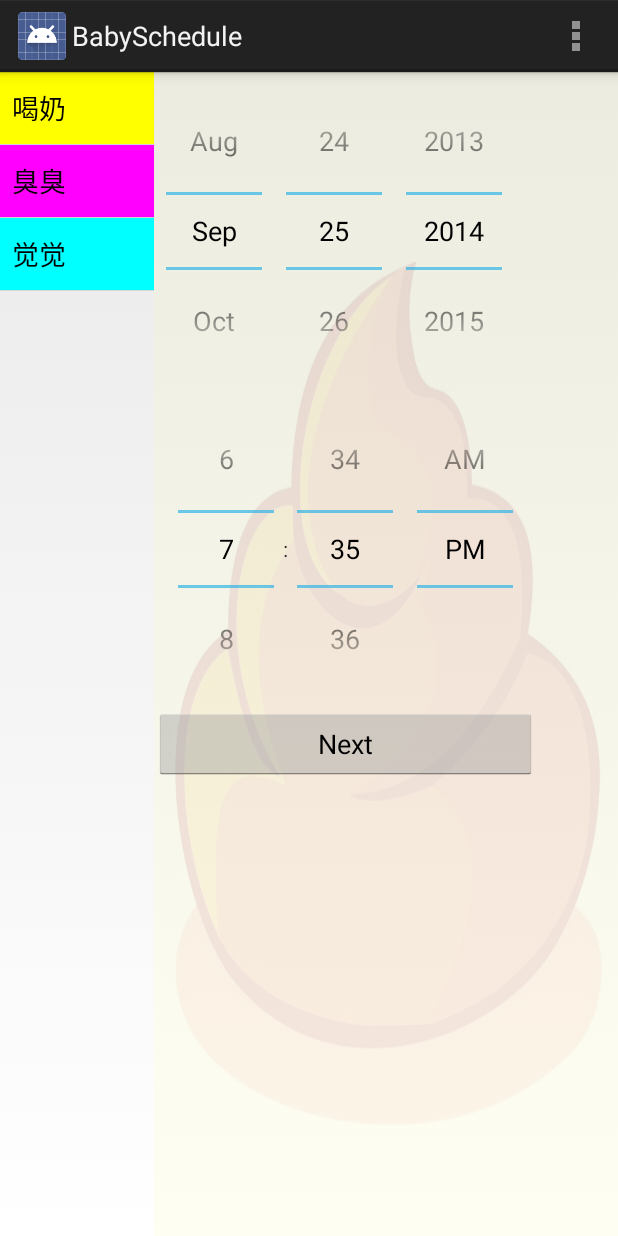
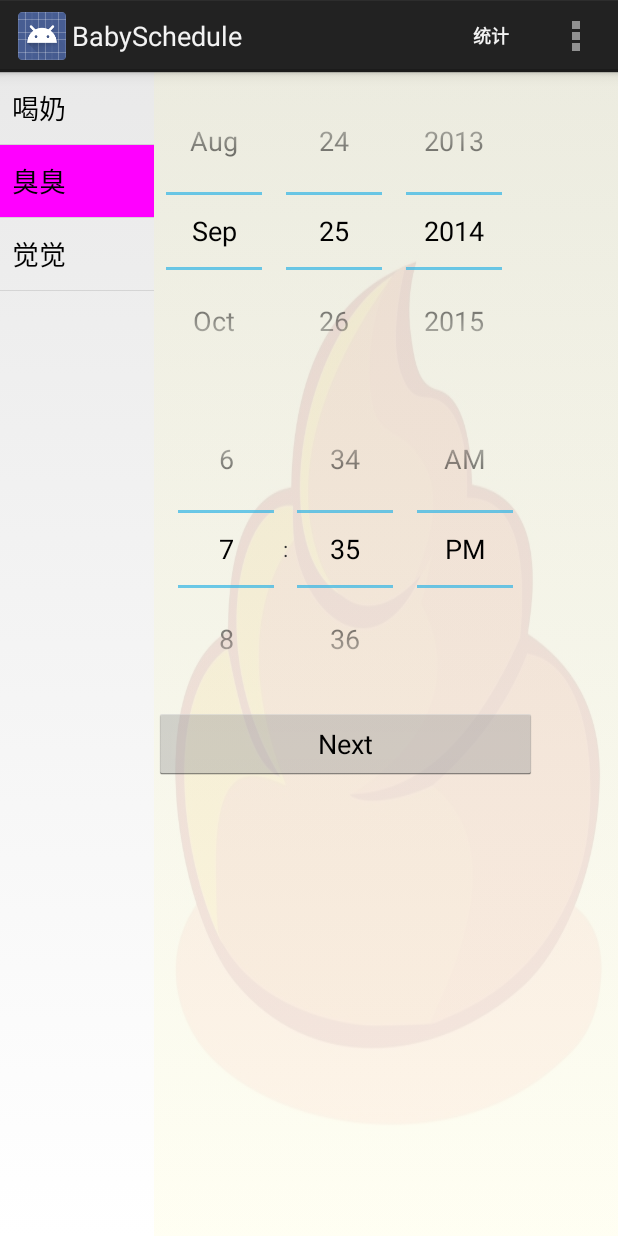
Before and after one commit to carlstandFork/BabySchedule, an Android app: the screen it shows after launch (MainActivity), after a tap on "臭臭", on a phone screen of 412 x 824 dp. Run offline under Robolectric (Android 15) with nearby library versions, the phone set to English and light mode, and no system bars; 3 other taps on this screen came first.

Commit message:
Added: menu statistic

```diff
--- a/app/src/main/java/com/ezikche/babyschedule/ItemFragment.java
+++ b/app/src/main/java/com/ezikche/babyschedule/ItemFragment.java
@@ -1,6 +1,7 @@
 package com.ezikche.babyschedule;
 
 import android.app.Activity;
+import android.graphics.Color;
 import android.os.Bundle;
 import android.app.Fragment;
 import android.view.LayoutInflater;
@@ -37,7 +38,7 @@ public class ItemFragment extends Fragment implements AbsListView.OnItemClickLis
     private String mParam2;
 
     private OnFragmentInteractionListener mListener;
-
+    private int[] colors = { Color.YELLOW, Color.MAGENTA,Color.CYAN };
     /**
      * The fragment's ListView/GridView.
      */
@@ -49,6 +50,7 @@ public class ItemFragment extends Fragment implements AbsListView.OnItemClickLis
      */
     private ItemListAdapter mAdapter;
     private List<String> mStringList;
+    private View mLastSelectedView;
 
     // TODO: Rename and change types of parameters
     public static ItemFragment newInstance(String param1, String param2) {
@@ -88,7 +90,7 @@ public class ItemFragment extends Fragment implements AbsListView.OnItemClickLis
 
         // Set the adapter
         mListView = (AbsListView) view.findViewById(android.R.id.list);
-        ((AdapterView<ListAdapter>) mListView).setAdapter(mAdapter);
+        mListView.setAdapter(mAdapter);
 
         // Set OnItemClickListener so we can be notified on item clicks
         mListView.setOnItemClickListener(this);
@@ -119,7 +121,7 @@ public class ItemFragment extends Fragment implements AbsListView.OnItemClickLis
         if (null != mListener) {
             // Notify the active callbacks interface (the activity, if the
             // fragment is attached to one) that an item has been selected.
-            mListener.onFragmentInteraction(mStringList.get(position), position);
+            mListener.onFragmentInteraction(mStringList.get(position), position, view);
         }
     }
 
@@ -148,7 +150,7 @@ public class ItemFragment extends Fragment implements AbsListView.OnItemClickLis
     */
     public interface OnFragmentInteractionListener {
         // TODO: Update argument type and name
-        public void onFragmentInteraction(String id, int position);
+        public void onFragmentInteraction(String id, int position, View view);
     }
 
 }
--- a/app/src/main/java/com/ezikche/babyschedule/ItemListAdapter.java
+++ b/app/src/main/java/com/ezikche/babyschedule/ItemListAdapter.java
@@ -25,7 +25,7 @@ public class ItemListAdapter<T> extends ArrayAdapter<T> {
 
     public View getView(int position, View convertView, ViewGroup parent) {
         View view = super.getView(position, convertView, parent);
-        view.setBackgroundColor(colors[position % 3]);
+//        view.setBackgroundColor(colors[position % 3]);
         return view;
     }
 
--- a/app/src/main/java/com/ezikche/babyschedule/MainActivity.java
+++ b/app/src/main/java/com/ezikche/babyschedule/MainActivity.java
@@ -2,30 +2,20 @@ package com.ezikche.babyschedule;
 
 import android.app.Activity;
 import android.app.AlertDialog;
-import android.app.FragmentTransaction;
 import android.content.DialogInterface;
 import android.graphics.Color;
-import android.graphics.Point;
-import android.net.Uri;
 import android.os.Bundle;
 import android.os.Environment;
-import android.util.Log;
-import android.view.Display;
 import android.view.Menu;
 import android.view.MenuItem;
 import android.view.View;
-import android.view.Window;
-import android.view.WindowManager;
 import android.widget.DatePicker;
-import android.widget.ImageView;
 import android.widget.NumberPicker;
 import android.widget.TimePicker;
 import android.widget.Toast;
 
 import java.io.File;
-import java.io.FileNotFoundException;
 import java.io.FileOutputStream;
-import java.io.IOException;
 
 
 public class MainActivity extends Activity
@@ -34,6 +24,7 @@ public class MainActivity extends Activity
     private int[] mColorList;
     private int[] mBackgroundPics;
     private int mCurrentAct;
+    private View mLastSelectedItem;
     @Override
     protected void onCreate(Bundle savedInstanceState) {
         super.onCreate(savedInstanceState);
@@ -45,12 +36,11 @@ public class MainActivity extends Activity
         mColorList =new int[]{Color.YELLOW, Color.MAGENTA, Color.CYAN};
         mBackgroundPics = new int[]{R.drawable.eat, R.drawable.poo,R.drawable.sleep};
         setContentView(R.layout.layout_large);
-        View rightView = getFragmentManager().findFragmentById(R.id.right_fragment).getView();
-        if (rightView != null) {
-            rightView.setBackgroundResource(mBackgroundPics[mCurrentAct]);
-            rightView.getBackground().setAlpha(0x20);
-//            rightView.setBackgroundColor(Color.parseColor("#86222222"));
-        }
+//        View rightView = getFragmentManager().findFragmentById(R.id.right_fragment).getView();
+//        if (rightView != null) {
+//            rightView.setBackgroundResource(mBackgroundPics[mCurrentAct]);
+//            rightView.getBackground().setAlpha(0x20);
+//        }
 //        ItemFragment itemfragment = new ItemFragment();
 //        getFragmentManager().beginTransaction().add(R.id.left_fragment, itemfragment).commit();
 //        rightFragment rightfragment = new rightFragment();
@@ -71,8 +61,26 @@ public class MainActivity extends Activity
         // automatically handle clicks on the Home/Up button, so long
         // as you specify a parent activity in AndroidManifest.xml.
         int id = item.getItemId();
-        if (id == R.id.action_settings) {
-            return true;
+        switch(id){
+            case R.id.action_settings:
+                Toast.makeText(this,"设定功能还没做好 ：P", Toast.LENGTH_SHORT).show();
+                return true;
+            case R.id.action_statistic:
+//                Toast.makeText(this,"统计功能正在开发中 ：）", Toast.LENGTH_SHORT).show();
+                if(isExternalStorageReadable()){
+                    String[] fileNames = getResources().getStringArray(R.array.fileName);
+                    File eatFile = getStorageFile(fileNames[0]);
+                    File pooFile = getStorageFile(fileNames[1]);
+                    File sleepFile = getStorageFile(fileNames[2]);
+
+                }
+                else
+                {
+                    Toast.makeText(this,"文件系统不可读",Toast.LENGTH_SHORT).show();
+                }
+                return true;
+            default:
+                break;
         }
         return super.onOptionsItemSelected(item);
     }
@@ -134,10 +142,10 @@ public class MainActivity extends Activity
                         message = dateAndTime + ": 宝宝已经喝了" + displayedValues[picker.getValue()] + "毫升奶\n";
                     }   break;
                     case 1: {
-                        message = dateAndTime + ": 宝宝已经拉了" + displayedValues[picker.getValue()] + "次屎\n";
+                        message = dateAndTime + ": 宝宝已经拉了" + displayedValues[picker.getValue()] + "次臭臭\n";
                     }   break;
                     case 2: {
-                        message = dateAndTime + ": 宝宝已经睡了" + displayedValues[picker.getValue()] + "小时\n";
+                        message = dateAndTime + ": 宝宝已经睡了" + displayedValues[picker.getValue()] + "小时觉觉\n";
                     }   break;
                     default:
                         break;
@@ -177,17 +185,20 @@ public class MainActivity extends Activity
     }
 
     @Override
-    public void onFragmentInteraction(String id, int position)
+    public void onFragmentInteraction(String id, int position, View view)
     {
+        if(null!=mLastSelectedItem)
+            mLastSelectedItem.setBackgroundColor(Color.TRANSPARENT);
+
         mCurrentAct = position % mColorList.length;
+        view.setBackgroundColor(mColorList[mCurrentAct]);
+        mLastSelectedItem = view;
 
         View rightView = getFragmentManager().findFragmentById(R.id.right_fragment).getView();
-
         if (rightView != null) {
             rightView.setBackgroundResource(mBackgroundPics[mCurrentAct]);
             rightView.getBackground().setAlpha(0x20);
         }
-
 //        rightView.setBackgroundColor(mColorList[mCurrentAct]);
 //                EatFragment eatFragment = new EatFragment();
 //                FragmentTransaction transaction= getFragmentManager().beginTransaction();
@@ -199,24 +210,17 @@ public class MainActivity extends Activity
     /* Checks if external storage is available for read and write */
     public boolean isExternalStorageWritable() {
         String state = Environment.getExternalStorageState();
-        if (Environment.MEDIA_MOUNTED.equals(state)) {
-            return true;
-        }
-        return false;
+        return Environment.MEDIA_MOUNTED.equals(state);
     }
 
     /* Checks if external storage is available to at least read */
     public boolean isExternalStorageReadable() {
         String state = Environment.getExternalStorageState();
-        if (Environment.MEDIA_MOUNTED.equals(state) ||
-                Environment.MEDIA_MOUNTED_READ_ONLY.equals(state)) {
-            return true;
-        }
-        return false;
+        return Environment.MEDIA_MOUNTED.equals(state) ||
+                Environment.MEDIA_MOUNTED_READ_ONLY.equals(state);
     }
 
     public File getStorageFile(String fileName) {
-        File file = new File(Environment.getExternalStoragePublicDirectory(Environment.DIRECTORY_DOWNLOADS), fileName);
-        return file;
+        return new File(Environment.getExternalStoragePublicDirectory(Environment.DIRECTORY_DOWNLOADS), fileName);
     }
 }
--- a/app/src/main/res/menu/main.xml
+++ b/app/src/main/res/menu/main.xml
@@ -5,4 +5,9 @@
         android:title="@string/action_settings"
         android:orderInCategory="100"
         android:showAsAction="never" />
+    <item
+        android:id="@+id/action_statistic"
+        android:title="@string/statistic"
+        android:orderInCategory="101"
+        android:showAsAction="ifRoom|withText"/>
 </menu>
--- a/app/src/main/res/values/strings.xml
+++ b/app/src/main/res/values/strings.xml
@@ -20,7 +20,8 @@
 
     <string name="app_name">BabySchedule</string>
     <string name="hello_world">Hello world!</string>
-    <string name="action_settings">Settings</string>
+    <string name="action_settings">设定</string>
+    <string name="statistic">统计</string>
     <string name="hello_left_fragment">Hello left fragment</string>
     <string name="hello_right_fragment">Hello right fragment</string>
     <string name="hello_eat_fragment">Mins</string>
```
